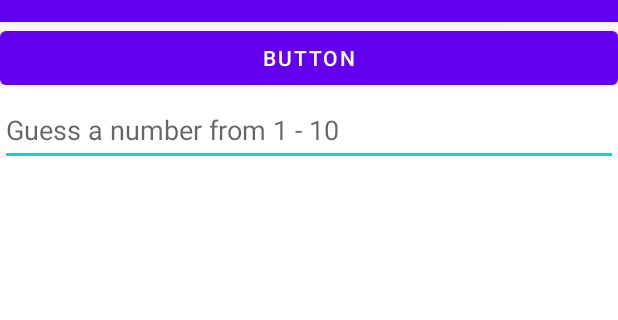
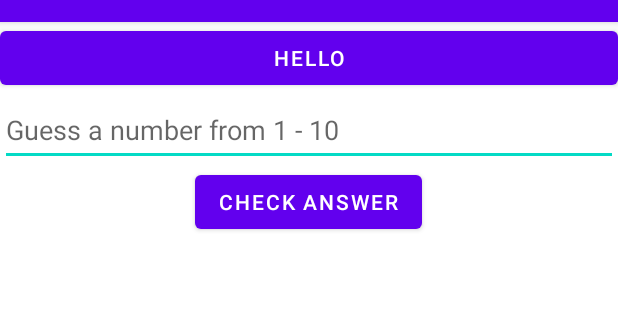
Before and after one commit to sihanchen01/cp3406, an Android app: the screen it shows after launch (MainActivity), on a phone screen of 412 x 824 dp, the part 62-382 px from its top. Run offline under Robolectric (Android 15) with nearby library versions, the phone set to English and light mode, and no system bars.

Commit message:
prac1 modified

```diff
--- a/GuessingGame/app/src/main/res/layout/activity_main.xml
+++ b/GuessingGame/app/src/main/res/layout/activity_main.xml
@@ -24,11 +24,9 @@
     tools:context=".MainActivity">
 
     <Button
-        android:id="@+id/button"
         android:layout_width="match_parent"
-        android:layout_height="48dp"
-        android:onClick="checkGuess"
-        android:text="Button" />
+        android:layout_height="wrap_content"
+        android:text="Hello" />
 
     <EditText
         android:id="@+id/userInput"
@@ -38,4 +36,13 @@
         android:hint="Guess a number from 1 - 10"
         android:ems="10"
         android:inputType="number"/>
+
+    <Button
+        android:id="@+id/button"
+        android:layout_width="wrap_content"
+        android:layout_gravity="center"
+        android:layout_height="48dp"
+        android:onClick="checkGuess"
+        android:text="Check Answer" />
+
 </LinearLayout>
```
Also changed, not shown: GuessingGame/build.gradle (+7 -0 lines).
